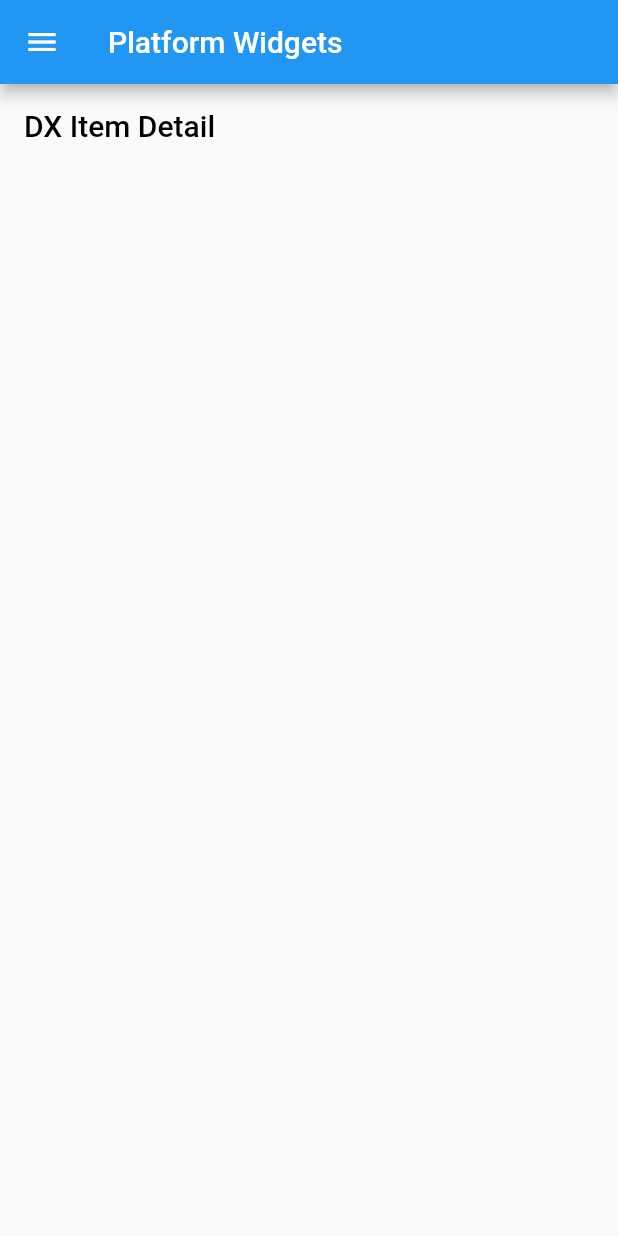
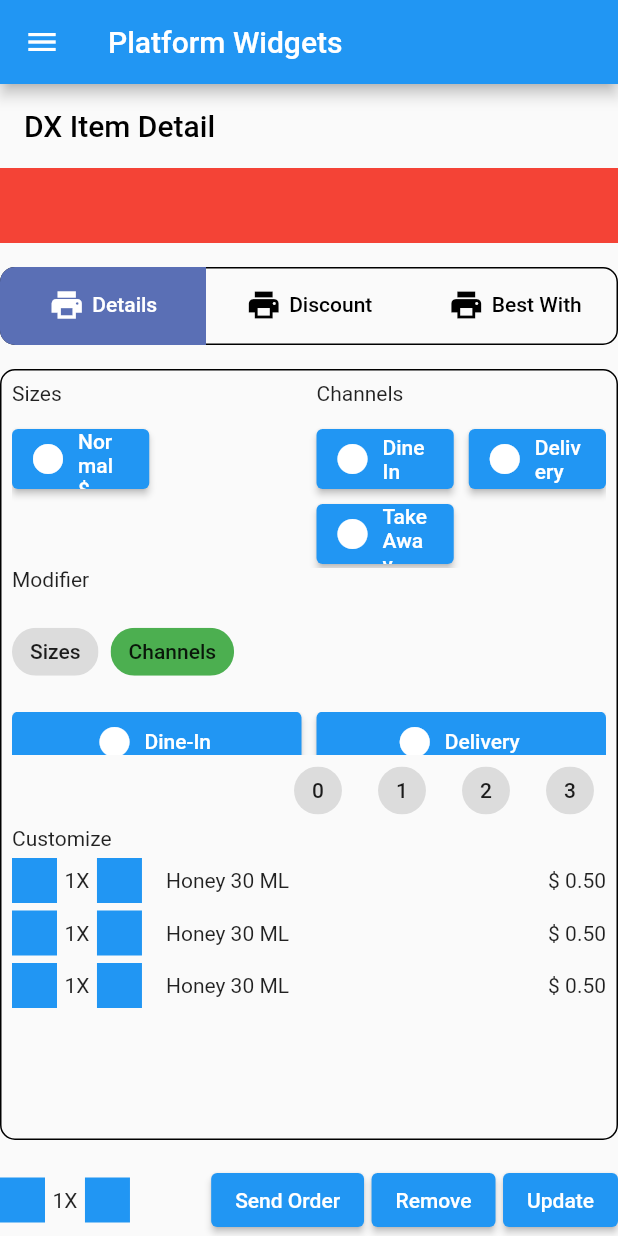
Before and after one commit to DalangLy/pos_platform_widgets, a Flutter app: the DXItemDetailPage screen opened by its route, on a phone screen of 412 x 824 dp. Run offline on Flutter 3.47's test engine with Material 2 defaults, Android fonts, the phone set to English and light mode, and no system bars; our stand-ins replace auto_route.

Commit message:
new widget

```diff
--- a/lib/screens/dx_item_detail_page.dart
+++ b/lib/screens/dx_item_detail_page.dart
@@ -1,4 +1,11 @@
 import 'package:flutter/material.dart';
+import 'package:post_platform_widgets/widgets/dxitem.detail.widget.dart';
+
+import '../widgets/dxchoice.widget.dart';
+import '../widgets/dxcustomize.widget.dart';
+import '../widgets/dxmodifier.level.widget.dart';
+import '../widgets/dxmodifier.widget.dart';
+import '../widgets/dxvariation.list.widget.dart';
 
 class DXItemDetailPage extends StatelessWidget {
   const DXItemDetailPage({Key? key}) : super(key: key);
@@ -17,11 +24,135 @@ class DXItemDetailPage extends StatelessWidget {
       body: SafeArea(
         child: Center(
           child: SizedBox(
-            width: 400,
-            child: Container(),
+            width: 500,
+            child: DXItemDetail(
+              title: Container(
+                height: 50,
+                color: Colors.red,
+              ),
+              tabs: [],
+              variation: _buildVariationList(),
+              modifier: _buildModifier(),
+              modifierLevel: _buildModifierLevel(),
+              customize: _buildCustomize(),
+              bottom: _buildBottom(),
+            ),
           ),
         ),
       ),
     );
   }
+
+  Widget _buildBottom(){
+    return Row(
+      children: [
+        _buildSampleIncrementNumber(),
+        const Spacer(),
+        ElevatedButton(onPressed: (){}, child: const Text('Send Order'),),
+        const SizedBox(width: 5,),
+        ElevatedButton(onPressed: (){}, child: const Text('Remove'),),
+        const SizedBox(width: 5,),
+        ElevatedButton(onPressed: (){}, child: const Text('Update'),),
+      ],
+    );
+  }
+
+  Widget _buildCustomize(){
+    return Column(
+      crossAxisAlignment: CrossAxisAlignment.start,
+      children: [
+        const Text('Customize'),
+        const Divider(color: Colors.transparent, height: 5,),
+        Expanded(
+          child: ListView.separated(
+            itemBuilder: (context, index) {
+              return DXCustomize(
+                leading: _buildSampleIncrementNumber(),
+                title: const Text('Honey 30 ML'),
+                trail: const Text('\$ 0.50'),
+              );
+            },
+            separatorBuilder: (context, index){
+              return const Divider(color: Colors.transparent, height: 5,);
+            },
+            itemCount: 5,
+          ),
+        ),
+      ],
+    );
+  }
+
+  Widget _buildSampleIncrementNumber(){
+    return Row(
+      children: [
+        Container(
+          width: 30,
+          height: 30,
+          color: Colors.blue,
+        ),
+        const VerticalDivider(color: Colors.transparent, width: 5,),
+        const Text('1X'),
+        const VerticalDivider(color: Colors.transparent, width: 5,),
+        Container(
+          width: 30,
+          height: 30,
+          color: Colors.blue,
+        ),
+      ],
+    );
+  }
+
+
+  Widget _buildModifierLevel(){
+    return DXModifierLevel<String>(
+      items: List.generate(4, (index) => '$index'),
+      builder: (BuildContext context, item) {
+        return Chip(label: Text(item.toString(),),);
+      },);
+  }
+
+  Widget _buildModifier(){
+    return DXModifier(
+      title: const Text('Modifier'),
+      index: 1,
+      children: <DXChoice>[
+        DXChoice(
+          title: const Text('Sizes'),
+          children: <Widget>[
+            ElevatedButton.icon(onPressed: (){}, icon: const Icon(Icons.circle,), label: const Text('Normal \$ 1.99'))
+          ],
+        ),
+        DXChoice(
+          title: const Text('Channels'),
+          children: <Widget>[
+            ElevatedButton.icon(onPressed: (){}, icon: const Icon(Icons.circle,), label: const Text('Dine-In')),
+            ElevatedButton.icon(onPressed: (){}, icon: const Icon(Icons.circle,), label: const Text('Delivery')),
+            ElevatedButton.icon(onPressed: (){}, icon: const Icon(Icons.circle,), label: const Text('Take Away')),
+          ],
+        ),
+      ],
+    );
+  }
+
+  Widget _buildVariationList(){
+    return DXVariationList(
+      title: const Text('Variation*'),
+      children: [
+        DXChoice(
+          title: const Text('Sizes'),
+          children: [
+            ElevatedButton.icon(onPressed: (){}, icon: const Icon(Icons.circle,), label: const Text('Normal \$ 1.99')),
+          ],
+        ),
+        DXChoice(
+          title: const Text('Channels'),
+          children: [
+            ElevatedButton.icon(onPressed: (){}, icon: const Icon(Icons.circle,), label: const Text('Dine In')),
+            ElevatedButton.icon(onPressed: (){}, icon: const Icon(Icons.circle,), label: const Text('Delivery')),
+            ElevatedButton.icon(onPressed: (){}, icon: const Icon(Icons.circle,), label: const Text('Take Away')),
+          ],
+        ),
+      ],
+    );
+  }
 }
--- a/lib/widgets/dxchoice.widget.dart
+++ b/lib/widgets/dxchoice.widget.dart
@@ -8,14 +8,7 @@ class DXChoice extends StatelessWidget {
 
   @override
   Widget build(BuildContext context) {
-    return ConstrainedBox(
-      constraints: const BoxConstraints(
-        minWidth: 200,
-        maxWidth: 300,
-      ),
-      child: Padding(
-        padding: const EdgeInsets.all(8.0),
-        child: Column(
+    return Column(
       crossAxisAlignment: CrossAxisAlignment.start,
       children: [
         title,
@@ -35,8 +28,6 @@ class DXChoice extends StatelessWidget {
           ),
         ),
       ],
-        ),
-      ),
     );
   }
 }
--- /dev/null
+++ b/lib/widgets/dxitem.detail.widget.dart
@@ -0,0 +1,127 @@
+import 'package:flutter/material.dart';
+
+class DXItemDetail extends StatelessWidget {
+  final Widget title;
+  final List<Widget> tabs;
+  final Widget variation;
+  final Widget modifier;
+  final Widget modifierLevel;
+  final Widget customize;
+  final Widget bottom;
+  const DXItemDetail({Key? key, required this.title, required this.tabs, required this.variation, required this.modifier, required this.modifierLevel, required this.customize, required this.bottom,}) : super(key: key);
+
+  @override
+  Widget build(BuildContext context) {
+    return Column(
+      children: [
+        title,
+        const Divider(color: Colors.transparent,),
+        const _CustomTabBar(),
+        const Divider(color: Colors.transparent,),
+        Flexible(
+          child: DecoratedBox(
+            decoration: BoxDecoration(
+              borderRadius: BorderRadius.circular(10.0,),
+              border: Border.all(),
+            ),
+            child: Padding(
+              padding: const EdgeInsets.all(8.0),
+              child: Column(
+                crossAxisAlignment: CrossAxisAlignment.end,
+                children: [
+                  Flexible(child: variation),
+                  Flexible(child: modifier,),
+                  Flexible(child: modifierLevel,),
+                  Flexible(child: customize,)
+                ],
+              ),
+            ),
+          ),
+        ),
+        const Divider(color: Colors.transparent,),
+        bottom,
+      ],
+    );
+  }
+}
+
+class _CustomTabBar extends StatefulWidget {
+  const _CustomTabBar({Key? key}) : super(key: key);
+
+  @override
+  State<_CustomTabBar> createState() => _CustomTabBarState();
+}
+
+class _CustomTabBarState extends State<_CustomTabBar> with SingleTickerProviderStateMixin{
+
+  late TabController _tabController;
+  @override
+  void initState() {
+    super.initState();
+
+    _tabController = TabController(length: 3, vsync: this,);
+  }
+
+  @override
+  Widget build(BuildContext context) {
+    return DecoratedBox(
+      decoration: BoxDecoration(
+        border: Border.all(),
+        borderRadius: BorderRadius.circular(10.0,),
+      ),
+      child: ClipRRect(
+        borderRadius: BorderRadius.circular(10.0,),
+        child: TabBar(
+          controller: _tabController,
+          indicatorSize: TabBarIndicatorSize.tab,
+          indicator: const BoxDecoration(
+            //borderRadius: BorderRadius.circular(50), // Creates border
+            color: Color(0xFF5A6FB5),
+          ),
+          unselectedLabelColor: Colors.black,
+          tabs: <Widget>[
+            SizedBox(
+              width: double.infinity,
+              height: 50,
+              child: Row(
+                mainAxisAlignment: MainAxisAlignment.center,
+                crossAxisAlignment: CrossAxisAlignment.center,
+                children: const [
+                  Icon(Icons.print),
+                  VerticalDivider(width: 5, color: Colors.transparent,),
+                  Text('Details'),
+                ],
+              ),
+            ),
+            SizedBox(
+              width: double.infinity,
+              height: 50,
+              child: Row(
+                mainAxisAlignment: MainAxisAlignment.center,
+                crossAxisAlignment: CrossAxisAlignment.center,
+                children: const [
+                  Icon(Icons.print),
+                  VerticalDivider(width: 5, color: Colors.transparent,),
+                  Text('Discount'),
+                ],
+              ),
+            ),
+            SizedBox(
+              width: double.infinity,
+              height: 50,
+              child: Row(
+                mainAxisAlignment: MainAxisAlignment.center,
+                crossAxisAlignment: CrossAxisAlignment.center,
+                children: const [
+                  Icon(Icons.print),
+                  VerticalDivider(width: 5, color: Colors.transparent,),
+                  Text('Best With'),
+                ],
+              ),
+            ),
+          ],
+        ),
+      ),
+    );
+  }
+}
```
Lines whose indentation alone changed are shown as unchanged.
